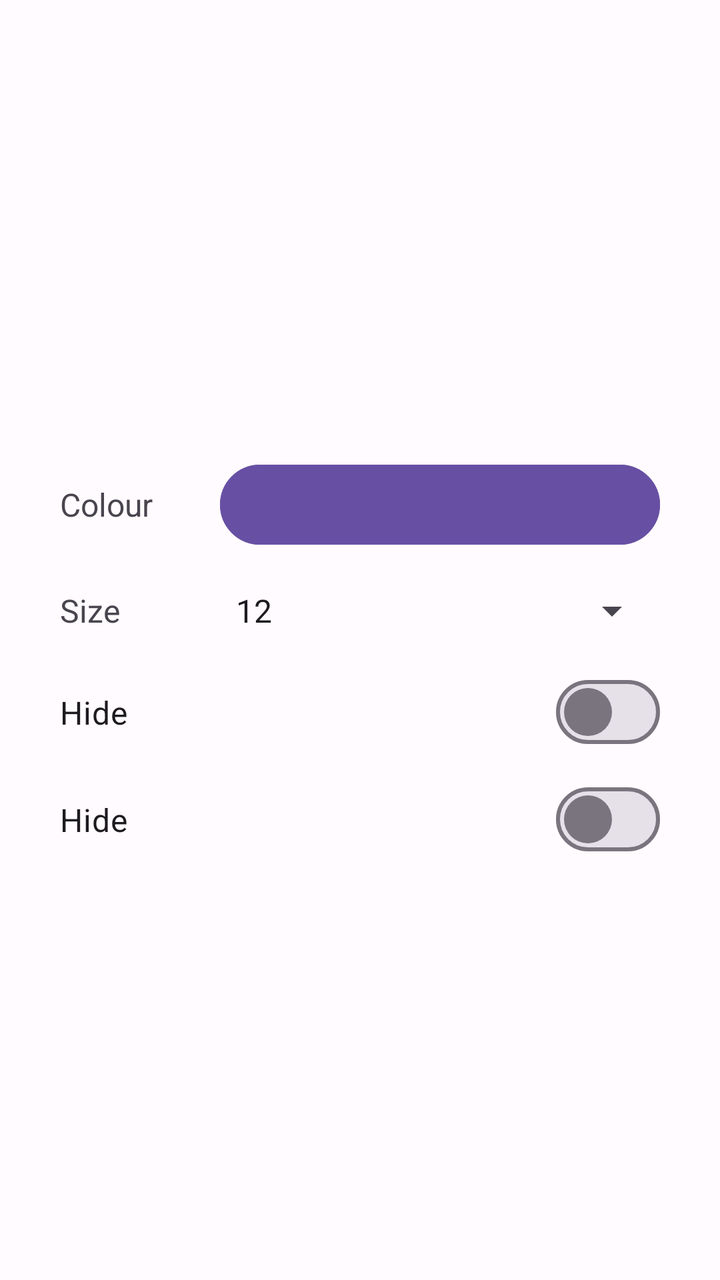
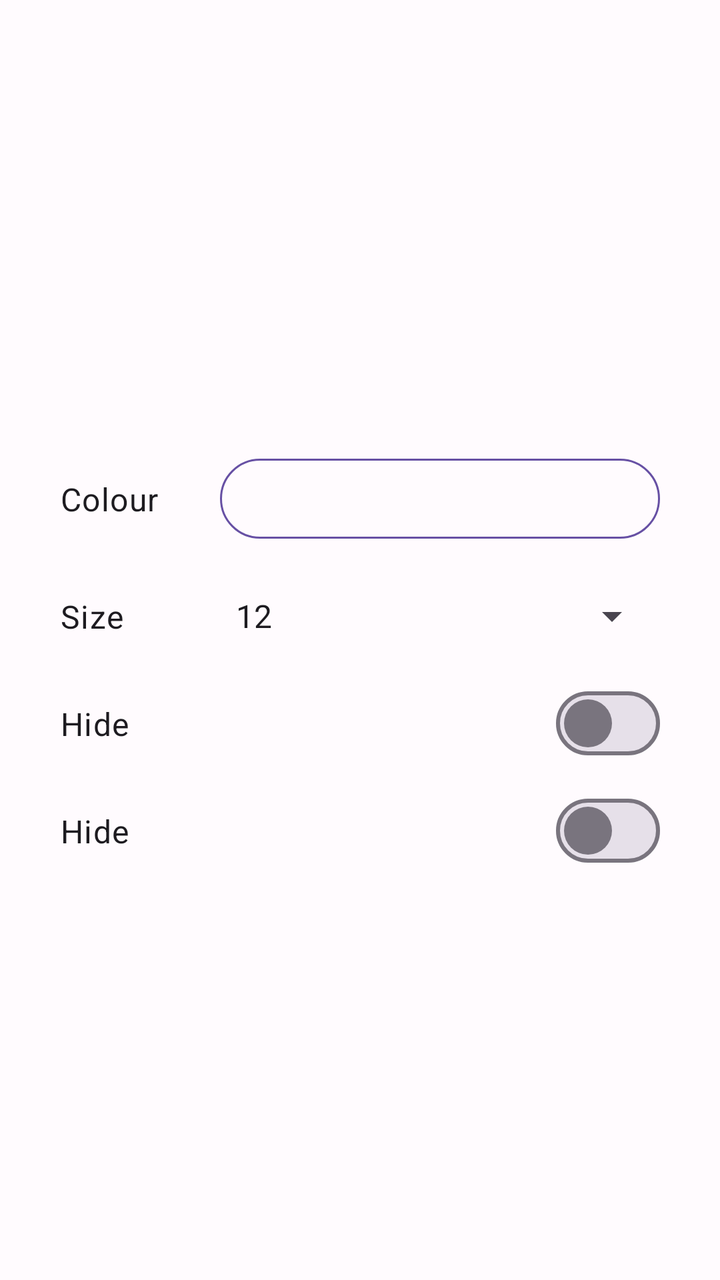

Before-and-after screenshots of an Android layout around one commit, followed by the original layout XML and the change that was made.
<!-- AndroidManifest.xml: application theme AppTheme -->
<!-- res/layout/fragment_appearance_tab_style_dialog.xml -->
<?xml version="1.0" encoding="utf-8"?>
<ScrollView xmlns:android="http://schemas.android.com/apk/res/android"
    xmlns:app="http://schemas.android.com/apk/res-auto"
    xmlns:tools="http://schemas.android.com/tools"
    android:layout_width="match_parent"
    android:layout_height="wrap_content"
    android:theme="@style/AppTheme">

    <LinearLayout
        android:layout_width="match_parent"
        android:layout_height="wrap_content"
        android:layout_gravity="center"
        android:focusableInTouchMode="true"
        android:orientation="vertical"
        android:paddingStart="30dp"
        android:paddingTop="30dp"
        android:paddingEnd="30dp"
        android:paddingBottom="10dp"
        android:theme="@style/AppTheme">

        <LinearLayout
            android:layout_width="match_parent"
            android:layout_height="wrap_content"
            android:orientation="horizontal"
            android:paddingTop="5dp">

            <TextView
                android:id="@+id/textViewTextColour"
                android:layout_width="80dp"
                android:layout_height="wrap_content"
                android:layout_gravity="center_vertical"
                android:paddingVertical="5dp"
                android:paddingStart="0dp"
                android:paddingTop="0dp"
                android:paddingEnd="10dp"
                android:paddingBottom="5dp"
                android:text="@string/fragment_appearance_colour"
                android:textSize="16sp" />

            <Button
                android:id="@+id/textColourPickerButton"
                android:layout_width="match_parent"
                android:layout_height="48dp"
                android:layout_gravity="center"
                android:paddingStart="0dp"
                android:paddingEnd="5dp"
                android:textColor="@android:color/white"
                app:strokeColor="?attr/colorPrimary"
                app:strokeWidth="1dp"
                tools:ignore="SpeakableTextPresentCheck" />

        </LinearLayout>

        <LinearLayout
            android:layout_width="match_parent"
            android:layout_height="wrap_content"
            android:orientation="horizontal"
            android:paddingTop="5dp">

            <TextView
                android:id="@+id/textViewSize"
                android:layout_width="80dp"
                android:layout_height="wrap_content"
                android:layout_gravity="center_vertical"
                android:paddingVertical="5dp"
                android:paddingStart="0dp"
                android:paddingEnd="10dp"
                android:text="@string/fragment_appearance_size"
                android:textSize="16sp" />

            <Spinner
                android:id="@+id/spinnerSize"
                android:layout_width="match_parent"
                android:layout_height="48dp"
                android:layout_gravity="center_vertical"
                android:entries="@array/fragment_appearance_size_array"
                android:paddingStart="0dp"
                android:paddingEnd="5dp"
                android:spinnerMode="dropdown" />

        </LinearLayout>

        <LinearLayout
            android:layout_width="match_parent"
            android:layout_height="wrap_content"
            android:orientation="vertical">

            <com.google.android.material.materialswitch.MaterialSwitch
                android:id="@+id/switchHideAuthor"
                android:layout_width="match_parent"
                android:layout_height="wrap_content"
                android:checked="false"
                android:paddingVertical="16dp"
                android:text="@string/fragment_appearance_style_text_dialog_visibility"
                android:textSize="16sp"
                tools:ignore="TextContrastCheck" />
        </LinearLayout>

        <LinearLayout
            android:layout_width="match_parent"
            android:layout_height="wrap_content"
            android:orientation="vertical">

            <com.google.android.material.materialswitch.MaterialSwitch
                android:id="@+id/switchHidePosition"
                android:layout_width="match_parent"
                android:layout_height="wrap_content"
                android:checked="false"
                android:paddingVertical="16dp"
                android:text="@string/fragment_appearance_style_text_dialog_visibility"
                android:textSize="16sp"
                tools:ignore="TextContrastCheck" />
        </LinearLayout>
    </LinearLayout>
</ScrollView>
<!-- resources referenced by this layout -->
<resources>
  <integer-array name="fragment_appearance_size_array">
          <item>12</item>
          <item>14</item>
          <item>16</item>
          <item>18</item>
          <item>20</item>
          <item>24</item>
          <item>28</item>
      </integer-array>
  <string name="fragment_appearance_colour">Colour</string>
  <string name="fragment_appearance_size">Size</string>
  <string name="fragment_appearance_style_text_dialog_visibility">Hide</string>
  <color name="material3_primary">#6750A4</color>
  <color name="material3_on_primary">#FFFFFF</color>
  <color name="material3_primary_container">#EADDFF</color>
  <color name="material3_on_primary_container">#21005D</color>
  <color name="material3_secondary">#625B71</color>
  <color name="material3_on_secondary">#FFFFFF</color>
  <color name="material3_secondary_container">#E8DEF8</color>
  <color name="material3_on_secondary_container">#1D192B</color>
  <color name="material3_tertiary">#7D5260</color>
  <color name="material3_on_tertiary">#FFFFFF</color>
  <color name="material3_tertiary_container">#FFD8E4</color>
  <color name="material3_on_tertiary_container">#31111D</color>
  <color name="material3_error">#B3261E</color>
  <color name="material3_on_error">#FFFFFF</color>
  <color name="material3_error_container">#F9DEDC</color>
  <color name="material3_on_error_container">#410E0B</color>
  <color name="material3_background">#FFFBFE</color>
  <color name="material3_on_background">#1C1B1F</color>
  <color name="material3_surface">#FFFBFE</color>
  <color name="material3_on_surface">#1C1B1F</color>
  <color name="material3_surface_variant">#E7E0EB</color>
  <color name="material3_on_surface_variant">#49454F</color>
  <color name="material3_surface_container_lowest">#FFFFFF</color>
  <color name="material3_surface_container_low">#F7F2FA</color>
  <color name="material3_surface_container">#F3EDF7</color>
  <color name="material3_surface_container_high">#ECE6F0</color>
  <color name="material3_surface_container_highest">#E6E0E9</color>
  <color name="material3_outline">#79747E</color>
  <color name="material3_primary_variant">#3700B3</color>
  <style name="Widget.App.MaterialSwitch" parent="@style/Widget.Material3.CompoundButton.MaterialSwitch">
          <item name="thumbIcon">@drawable/switch_thumb_icon</item>
      </style>
  <!-- drawable switch_thumb_icon (drawable) -->
  <?xml version="1.0" encoding="utf-8"?>
  <selector xmlns:android="http://schemas.android.com/apk/res/android">
      <item android:drawable="@drawable/ic_check_24" android:state_checked="true" />
      <item android:drawable="@android:color/transparent" android:state_checked="false" />
  </selector>
  <!-- drawable ic_check_24 (drawable) -->
  <vector xmlns:android="http://schemas.android.com/apk/res/android"
      android:width="24dp"
      android:height="24dp"
      android:viewportWidth="24"
      android:viewportHeight="24">
      <path
          android:fillColor="@android:color/white"
          android:pathData="M9,16.17L4.83,12l-1.42,1.41L9,19 21,7l-1.41,-1.41z" />
  </vector>
  <!-- unchanged entries left out for length: 1 -->
</resources>

<!-- the commit's change to res/layout/fragment_appearance_tab_style_dialog.xml (unified diff, before → after) -->
@@ -29,22 +29,22 @@
                 android:layout_width="80dp"
                 android:layout_height="wrap_content"
                 android:layout_gravity="center_vertical"
-                android:paddingVertical="5dp"
+                android:paddingVertical="16dp"
                 android:paddingStart="0dp"
                 android:paddingTop="0dp"
                 android:paddingEnd="10dp"
                 android:paddingBottom="5dp"
                 android:text="@string/fragment_appearance_colour"
-                android:textSize="16sp" />
+                android:textAppearance="?attr/textAppearanceBodyLarge" />
 
-            <Button
+            <com.google.android.material.button.MaterialButton
                 android:id="@+id/textColourPickerButton"
+                style="@style/Widget.Material3.Button.OutlinedButton"
                 android:layout_width="match_parent"
                 android:layout_height="48dp"
                 android:layout_gravity="center"
                 android:paddingStart="0dp"
-                android:paddingEnd="5dp"
-                android:textColor="@android:color/white"
+                android:paddingEnd="8dp"
                 app:strokeColor="?attr/colorPrimary"
                 app:strokeWidth="1dp"
                 tools:ignore="SpeakableTextPresentCheck" />
@@ -62,11 +62,11 @@
                 android:layout_width="80dp"
                 android:layout_height="wrap_content"
                 android:layout_gravity="center_vertical"
-                android:paddingVertical="5dp"
+                android:paddingVertical="16dp"
                 android:paddingStart="0dp"
                 android:paddingEnd="10dp"
                 android:text="@string/fragment_appearance_size"
-                android:textSize="16sp" />
+                android:textAppearance="?attr/textAppearanceBodyLarge" />
 
             <Spinner
                 android:id="@+id/spinnerSize"
@@ -92,7 +92,7 @@
                 android:checked="false"
                 android:paddingVertical="16dp"
                 android:text="@string/fragment_appearance_style_text_dialog_visibility"
-                android:textSize="16sp"
+                android:textAppearance="?attr/textAppearanceBodyLarge"
                 tools:ignore="TextContrastCheck" />
         </LinearLayout>
 
@@ -108,7 +108,7 @@
                 android:checked="false"
                 android:paddingVertical="16dp"
                 android:text="@string/fragment_appearance_style_text_dialog_visibility"
-                android:textSize="16sp"
+                android:textAppearance="?attr/textAppearanceBodyLarge"
                 tools:ignore="TextContrastCheck" />
         </LinearLayout>
     </LinearLayout>
